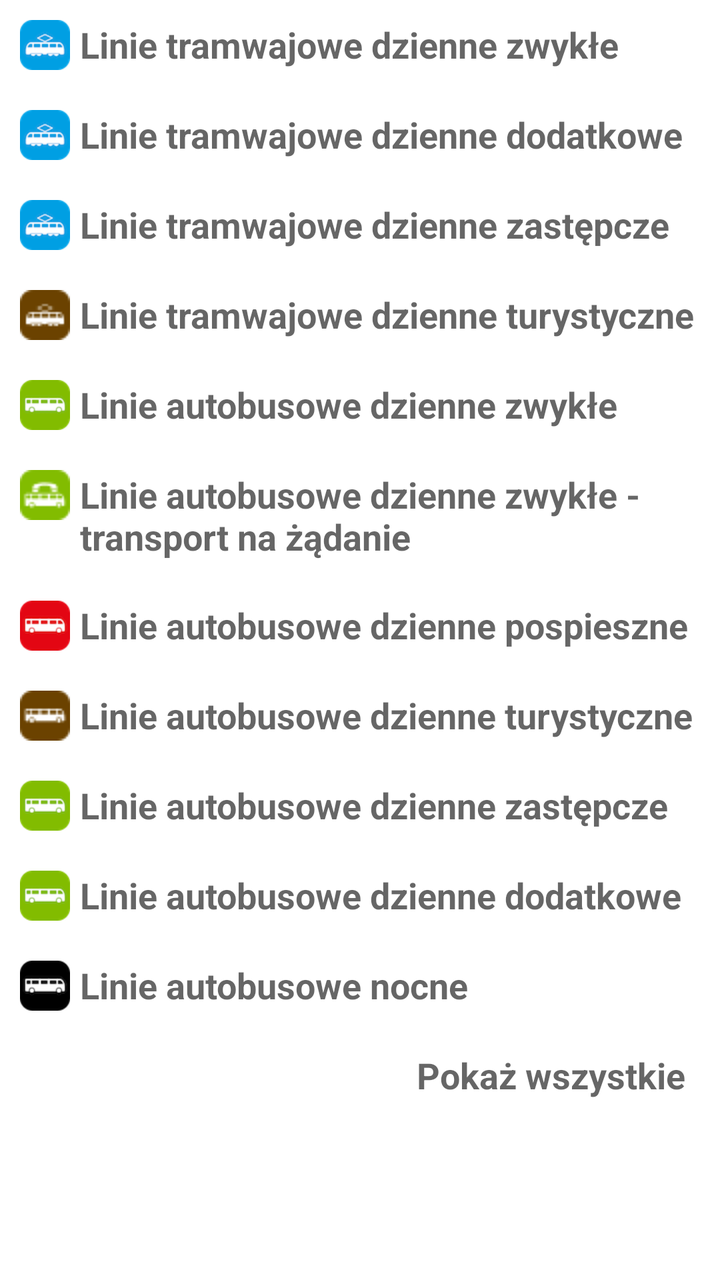
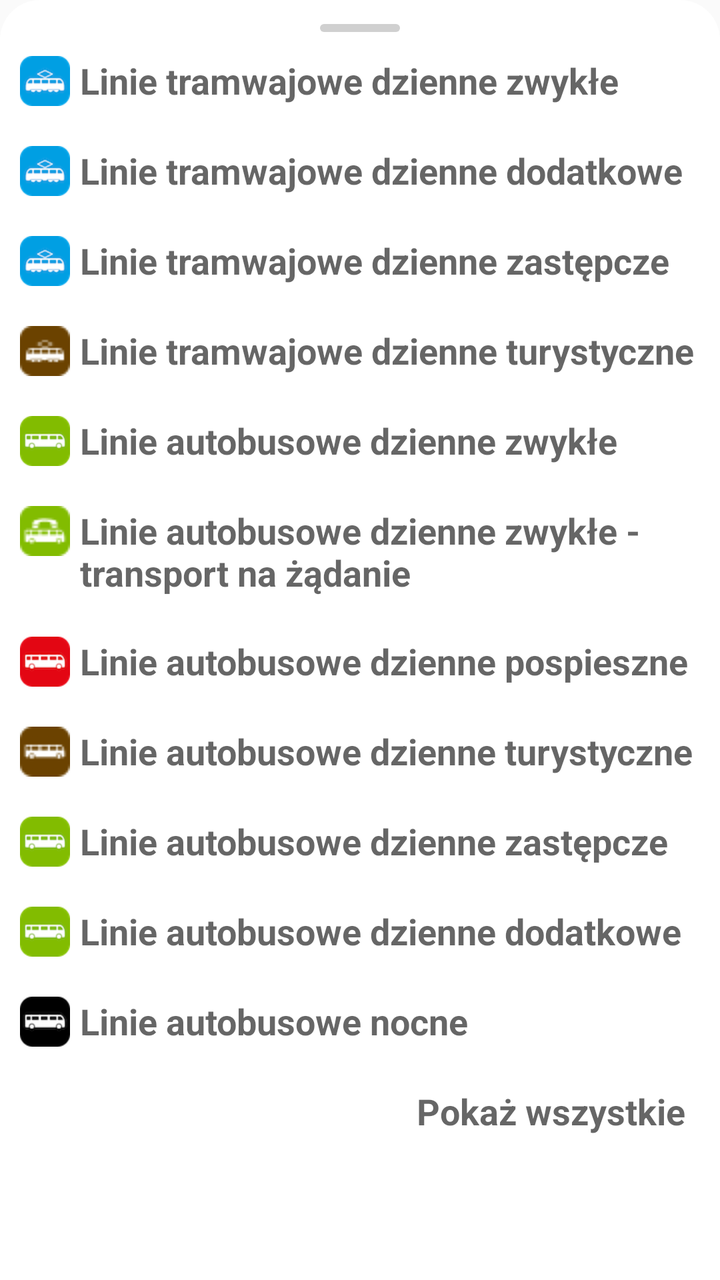

Screens rendered from an Android XML layout before and after an edit, with the pre-edit source and the edit as a unified diff.
<!-- AndroidManifest.xml: application theme AppTheme -->
<!-- res/layout/dialog_line.xml -->
<?xml version="1.0" encoding="utf-8"?>
<RelativeLayout
    xmlns:android="http://schemas.android.com/apk/res/android"
    xmlns:app="http://schemas.android.com/apk/res-auto"
    android:layout_width="match_parent"
    android:layout_height="wrap_content"
    android:background="@color/white">

    <ScrollView
        android:layout_width="match_parent"
        android:layout_height="wrap_content">

        <LinearLayout
            android:orientation="vertical"
            android:layout_width="match_parent"
            android:layout_height="wrap_content"
            android:padding="10dp">

            <LinearLayout
                android:layout_width="match_parent"
                android:layout_height="wrap_content"
                android:id="@+id/tramNormalLabel"
                android:orientation="horizontal">

                <ImageView
                    android:layout_width="25dp"
                    android:layout_height="25dp"
                    app:srcCompat="@drawable/tdz25"
                    android:id="@+id/imageView1" />

                <TextView
                    android:layout_width="wrap_content"
                    android:layout_height="wrap_content"
                    android:layout_marginLeft="5dp"
                    android:textAppearance="?android:attr/textAppearanceMedium"
                    android:textStyle="bold"
                    android:id="@+id/label1"
                    android:layout_gravity="center_horizontal"
                    android:text="@string/normal_tram_lines" />

            </LinearLayout>

            <TableLayout
                android:id="@+id/tramNormalTable"
                android:layout_width="fill_parent"
                android:layout_height="wrap_content"
                android:padding="10dp"
                android:shrinkColumns="*"
                android:stretchColumns="*"
                android:dividerPadding="10dp">
            </TableLayout>

            <LinearLayout
                android:layout_width="match_parent"
                android:layout_height="wrap_content"
                android:id="@+id/tramExtraLabel"
                android:orientation="horizontal">

                <ImageView
                    android:layout_width="25dp"
                    android:layout_height="25dp"
                    app:srcCompat="@drawable/tdz25"/>

                <TextView
                    android:layout_width="wrap_content"
                    android:layout_height="wrap_content"
                    android:layout_marginLeft="5dp"
                    android:textAppearance="?android:attr/textAppearanceMedium"
                    android:textStyle="bold"
                    android:layout_gravity="center_horizontal"
                    android:text="@string/extra_tram_lines" />

            </LinearLayout>

            <TableLayout
                android:id="@+id/tramExtraTable"
                android:layout_width="fill_parent"
                android:layout_height="wrap_content"
                android:padding="10dp"
                android:shrinkColumns="*"
                android:stretchColumns="*"
                android:dividerPadding="10dp">
            </TableLayout>

            <LinearLayout
                android:layout_width="match_parent"
                android:layout_height="wrap_content"
                android:id="@+id/tramSubstituteLabel"
                android:orientation="horizontal">

                <ImageView
                    android:layout_width="25dp"
                    android:layout_height="25dp"
                    app:srcCompat="@drawable/tdz25"
                    android:id="@+id/imageView7" />

                <TextView
                    android:layout_width="wrap_content"
                    android:layout_height="wrap_content"
                    android:layout_marginLeft="5dp"
                    android:textAppearance="?android:attr/textAppearanceMedium"
                    android:textStyle="bold"
                    android:id="@+id/label7"
                    android:layout_gravity="center_horizontal"
                    android:text="@string/substitute_tram_lines" />

            </LinearLayout>

            <TableLayout
                android:id="@+id/tramSubstituteTable"
                android:layout_width="fill_parent"
                android:layout_height="wrap_content"
                android:padding="10dp"
                android:shrinkColumns="*"
                android:stretchColumns="*"
                android:dividerPadding="10dp">
            </TableLayout>

            <LinearLayout
                android:layout_width="match_parent"
                android:layout_height="wrap_content"
                android:id="@+id/tramTouristicLabel"
                android:orientation="horizontal">

                <ImageView
                    android:layout_width="25dp"
                    android:layout_height="25dp"
                    app:srcCompat="@drawable/tdt25"
                    android:id="@+id/imageView8" />

                <TextView
                    android:layout_width="wrap_content"
                    android:layout_height="wrap_content"
                    android:layout_marginLeft="5dp"
                    android:textAppearance="?android:attr/textAppearanceMedium"
                    android:textStyle="bold"
                    android:id="@+id/label8"
                    android:layout_gravity="center_horizontal"
                    android:text="@string/touristic_tram_lines" />

            </LinearLayout>

            <TableLayout
                android:id="@+id/tramTouristicTable"
                android:layout_width="fill_parent"
                android:layout_height="wrap_content"
                android:padding="10dp"
                android:shrinkColumns="*"
                android:stretchColumns="*"
                android:dividerPadding="10dp">
            </TableLayout>

            <LinearLayout
                android:layout_width="match_parent"
                android:layout_height="wrap_content"
                android:id="@+id/busNormalLabel"
                android:orientation="horizontal">

                <ImageView
                    android:layout_width="25dp"
                    android:layout_height="25dp"
                    app:srcCompat="@drawable/adz25"
                    android:id="@+id/imageView2" />

                <TextView
                    android:layout_width="wrap_content"
                    android:layout_height="wrap_content"
                    android:layout_marginLeft="5dp"
                    android:textAppearance="?android:attr/textAppearanceMedium"
                    android:textStyle="bold"
                    android:id="@+id/label2"
                    android:layout_gravity="center_horizontal"
                    android:text="@string/normal_bus_lines" />

            </LinearLayout>

            <TableLayout
                android:id="@+id/busNormalTable"
                android:layout_width="fill_parent"
                android:layout_height="wrap_content"
                android:padding="10dp"
                android:shrinkColumns="*"
                android:stretchColumns="*"
                android:dividerPadding="10dp">
            </TableLayout>

            <LinearLayout
                android:layout_width="match_parent"
                android:layout_height="wrap_content"
                android:id="@+id/busNormalOnDemandLabel"
                android:orientation="horizontal">

                <ImageView
                    android:layout_width="25dp"
                    android:layout_height="25dp"
                    app:srcCompat="@drawable/adz125"
                    android:id="@+id/imageView10" />

                <TextView
                    android:layout_width="wrap_content"
                    android:layout_height="wrap_content"
                    android:layout_marginLeft="5dp"
                    android:textAppearance="?android:attr/textAppearanceMedium"
                    android:textStyle="bold"
                    android:id="@+id/label10"
                    android:layout_gravity="center_horizontal"
                    android:text="@string/normal_bus_lines_on_demand" />

            </LinearLayout>

            <TableLayout
                android:id="@+id/busNormalOnDemandTable"
                android:layout_width="fill_parent"
                android:layout_height="wrap_content"
                android:padding="10dp"
                android:shrinkColumns="*"
                android:stretchColumns="*"
                android:dividerPadding="10dp">
            </TableLayout>

            <LinearLayout
                android:layout_width="match_parent"
                android:layout_height="wrap_content"
                android:id="@+id/busExpressLabel"
                android:orientation="horizontal">

                <ImageView
                    android:layout_width="25dp"
                    android:layout_height="25dp"
                    app:srcCompat="@drawable/adp25"
                    android:id="@+id/imageView5" />

                <TextView
                    android:layout_width="wrap_content"
                    android:layout_height="wrap_content"
                    android:layout_marginLeft="5dp"
                    android:textAppearance="?android:attr/textAppearanceMedium"
                    android:textStyle="bold"
                    android:id="@+id/label5"
                    android:layout_gravity="center_horizontal"
                    android:text="@string/special_bus_lines" />

            </LinearLayout>

            <TableLayout
                android:id="@+id/busExpressTable"
                android:layout_width="fill_parent"
                android:layout_height="wrap_content"
                android:padding="10dp"
                android:shrinkColumns="*"
                android:stretchColumns="*"
                android:dividerPadding="10dp">
            </TableLayout>

            <LinearLayout
                android:layout_width="match_parent"
                android:layout_height="wrap_content"
                android:id="@+id/busTouristicLabel"
                android:orientation="horizontal">

                <ImageView
                    android:layout_width="25dp"
                    android:layout_height="25dp"
                    app:srcCompat="@drawable/adt25"
                    android:id="@+id/imageView9" />

                <TextView
                    android:layout_width="wrap_content"
                    android:layout_height="wrap_content"
                    android:layout_marginLeft="5dp"
                    android:textAppearance="?android:attr/textAppearanceMedium"
                    android:textStyle="bold"
                    android:id="@+id/label9"
                    android:layout_gravity="center_horizontal"
                    android:text="@string/touristic_bus_lines" />

            </LinearLayout>

            <TableLayout
                android:id="@+id/busTouristicTable"
                android:layout_width="fill_parent"
                android:layout_height="wrap_content"
                android:padding="10dp"
                android:shrinkColumns="*"
                android:stretchColumns="*"
                android:dividerPadding="10dp">
            </TableLayout>

            <LinearLayout
                android:layout_width="match_parent"
                android:layout_height="wrap_content"
                android:id="@+id/busSubstituteLabel"
                android:orientation="horizontal">

                <ImageView
                    android:layout_width="25dp"
                    android:layout_height="25dp"
                    app:srcCompat="@drawable/adz25"
                    android:id="@+id/imageView6" />

                <TextView
                    android:layout_width="wrap_content"
                    android:layout_height="wrap_content"
                    android:layout_marginLeft="5dp"
                    android:textAppearance="?android:attr/textAppearanceMedium"
                    android:textStyle="bold"
                    android:id="@+id/label6"
                    android:layout_gravity="center_horizontal"
                    android:text="@string/substitute_bus_lines" />

            </LinearLayout>

            <TableLayout
                android:id="@+id/busSubstituteTable"
                android:layout_width="fill_parent"
                android:layout_height="wrap_content"
                android:padding="10dp"
                android:shrinkColumns="*"
                android:stretchColumns="*"
                android:dividerPadding="10dp">
            </TableLayout>

            <LinearLayout
                android:layout_width="match_parent"
                android:layout_height="wrap_content"
                android:id="@+id/busExtraLabel"
                android:orientation="horizontal">

                <ImageView
                    android:layout_width="25dp"
                    android:layout_height="25dp"
                    app:srcCompat="@drawable/adz25"/>

                <TextView
                    android:layout_width="wrap_content"
                    android:layout_height="wrap_content"
                    android:layout_marginLeft="5dp"
                    android:textAppearance="?android:attr/textAppearanceMedium"
                    android:textStyle="bold"
                    android:layout_gravity="center_horizontal"
                    android:text="@string/extra_bus_lines" />

            </LinearLayout>

            <TableLayout
                android:id="@+id/busExtraTable"
                android:layout_width="fill_parent"
                android:layout_height="wrap_content"
                android:padding="10dp"
                android:shrinkColumns="*"
                android:stretchColumns="*"
                android:dividerPadding="10dp">
            </TableLayout>

            <LinearLayout
                android:layout_width="match_parent"
                android:layout_height="wrap_content"
                android:id="@+id/busNightLabel"
                android:orientation="horizontal">

                <ImageView
                    android:layout_width="25dp"
                    android:layout_height="25dp"
                    app:srcCompat="@drawable/anz25"
                    android:id="@+id/imageView4" />

                <TextView
                    android:layout_width="wrap_content"
                    android:layout_height="wrap_content"
                    android:layout_marginLeft="5dp"
                    android:textAppearance="?android:attr/textAppearanceMedium"
                    android:textStyle="bold"
                    android:id="@+id/label4"
                    android:layout_gravity="center_horizontal"
                    android:text="@string/night_bus_lines" />

            </LinearLayout>

            <TableLayout
                android:id="@+id/busNightTable"
                android:layout_width="fill_parent"
                android:layout_height="wrap_content"
                android:padding="10dp"
                android:shrinkColumns="*"
                android:stretchColumns="*"
                android:dividerPadding="10dp">
            </TableLayout>

            <TextView
                android:layout_width="match_parent"
                android:layout_height="wrap_content"
                android:gravity="end"
                android:layout_marginEnd="5dp"
                android:layout_marginRight="5dp"
                android:textAppearance="?android:attr/textAppearanceMedium"
                android:textStyle="bold"
                android:id="@+id/clearFilterText"
                android:layout_gravity="center_horizontal"
                android:text="@string/clear_filter" />
        </LinearLayout>
    </ScrollView>

    <FrameLayout
        android:id="@+id/progressBarHolder"
        android:layout_width="match_parent"
        android:layout_height="match_parent"
        android:alpha="0.4"
        android:animateLayoutChanges="true"
        android:background="#000000"
        android:layout_gravity="center"
        android:visibility="gone" >

        <ProgressBar
            style="?android:attr/progressBarStyleLarge"
            android:layout_width="wrap_content"
            android:layout_height="wrap_content"
            android:layout_gravity="center"
            android:indeterminate="true"/>

    </FrameLayout>

</RelativeLayout>
<!-- resources referenced by this layout -->
<resources>
  <color name="white">#FFFFFF</color>
  <!-- drawable adp25: png bitmap (drawable, 3003 bytes) -->
  <!-- drawable adt25: png bitmap (drawable, 1392 bytes) -->
  <!-- drawable adz125: png bitmap (drawable, 711 bytes) -->
  <!-- drawable adz25: png bitmap (drawable, 3095 bytes) -->
  <!-- drawable anz25: png bitmap (drawable, 2313 bytes) -->
  <!-- drawable tdt25: png bitmap (drawable, 619 bytes) -->
  <!-- drawable tdz25: png bitmap (drawable, 3437 bytes) -->
  <string name="clear_filter">Pokaż wszystkie</string>
  <string name="extra_bus_lines">Linie autobusowe dzienne dodatkowe</string>
  <string name="extra_tram_lines">Linie tramwajowe dzienne dodatkowe</string>
  <string name="night_bus_lines">Linie autobusowe nocne</string>
  <string name="normal_bus_lines">Linie autobusowe dzienne zwykłe</string>
  <string name="normal_bus_lines_on_demand">Linie autobusowe dzienne zwykłe - transport na żądanie</string>
  <string name="normal_tram_lines">Linie tramwajowe dzienne zwykłe</string>
  <string name="special_bus_lines">Linie autobusowe dzienne pospieszne</string>
  <string name="substitute_bus_lines">Linie autobusowe dzienne zastępcze</string>
  <string name="substitute_tram_lines">Linie tramwajowe dzienne zastępcze</string>
  <string name="touristic_bus_lines">Linie autobusowe dzienne turystyczne</string>
  <string name="touristic_tram_lines">Linie tramwajowe dzienne turystyczne</string>
  <style name="AppTheme" parent="Theme.AppCompat.Light.DarkActionBar">
          
          <item name="colorPrimary">@color/colorPrimary</item>
          <item name="colorPrimaryDark">@color/colorPrimaryDark</item>
          <item name="colorAccent">@color/colorAccent</item>
          <item name="android:windowLightStatusBar">true</item>
          <item name="android:windowLightNavigationBar">true</item>
      </style>
  <color name="colorPrimary">#199DDA</color>
  <color name="colorPrimaryDark">#23307B</color>
  <color name="colorAccent">#199DDA</color>
</resources>

<!-- the commit's change to res/layout/dialog_line.xml (unified diff, before → after) -->
@@ -4,9 +4,9 @@
     xmlns:app="http://schemas.android.com/apk/res-auto"
     android:layout_width="match_parent"
     android:layout_height="wrap_content"
-    android:background="@color/white">
-
-    <ScrollView
+    android:background="@drawable/bg_bottom_sheet">
+
+    <androidx.core.widget.NestedScrollView
         android:layout_width="match_parent"
         android:layout_height="wrap_content">
 
@@ -15,6 +15,14 @@
             android:layout_width="match_parent"
             android:layout_height="wrap_content"
             android:padding="10dp">
+
+            <View
+                android:layout_width="40dp"
+                android:layout_height="4dp"
+                android:layout_gravity="center_horizontal"
+                android:layout_marginTop="2dp"
+                android:layout_marginBottom="12dp"
+                android:background="@drawable/bg_bottom_sheet_handle" />
 
             <LinearLayout
                 android:layout_width="match_parent"
@@ -398,12 +406,12 @@
                 android:layout_gravity="center_horizontal"
                 android:text="@string/clear_filter" />
         </LinearLayout>
-    </ScrollView>
+    </androidx.core.widget.NestedScrollView>
 
     <FrameLayout
         android:id="@+id/progressBarHolder"
         android:layout_width="match_parent"
-        android:layout_height="match_parent"
+        android:layout_height="120dp"
         android:alpha="0.4"
         android:animateLayoutChanges="true"
         android:background="#000000"
<!-- resource entries referenced after the edit -->
@@ -1,11 +1,31 @@
 <!-- resources referenced by this layout -->
 <resources>
   <color name="white">#FFFFFF</color>
+  <color name="bottom_sheet_handle">#D0D0D0</color>
   <!-- drawable adp25: png bitmap (drawable, 3003 bytes) -->
   <!-- drawable adt25: png bitmap (drawable, 1392 bytes) -->
   <!-- drawable adz125: png bitmap (drawable, 711 bytes) -->
   <!-- drawable adz25: png bitmap (drawable, 3095 bytes) -->
   <!-- drawable anz25: png bitmap (drawable, 2313 bytes) -->
+  <!-- drawable bg_bottom_sheet (drawable) -->
+  <?xml version="1.0" encoding="utf-8"?>
+  <shape xmlns:android="http://schemas.android.com/apk/res/android"
+      android:shape="rectangle">
+  
+      <solid android:color="@color/white" />
+  
+      <corners
+          android:topLeftRadius="20dp"
+          android:topRightRadius="20dp" />
+  </shape>
+  <!-- drawable bg_bottom_sheet_handle (drawable) -->
+  <?xml version="1.0" encoding="utf-8"?>
+  <shape xmlns:android="http://schemas.android.com/apk/res/android"
+      android:shape="rectangle">
+  
+      <solid android:color="@color/bottom_sheet_handle" />
+      <corners android:radius="2dp" />
+  </shape>
   <!-- drawable tdt25: png bitmap (drawable, 619 bytes) -->
   <!-- drawable tdz25: png bitmap (drawable, 3437 bytes) -->
   <string name="clear_filter">Pokaż wszystkie</string>
